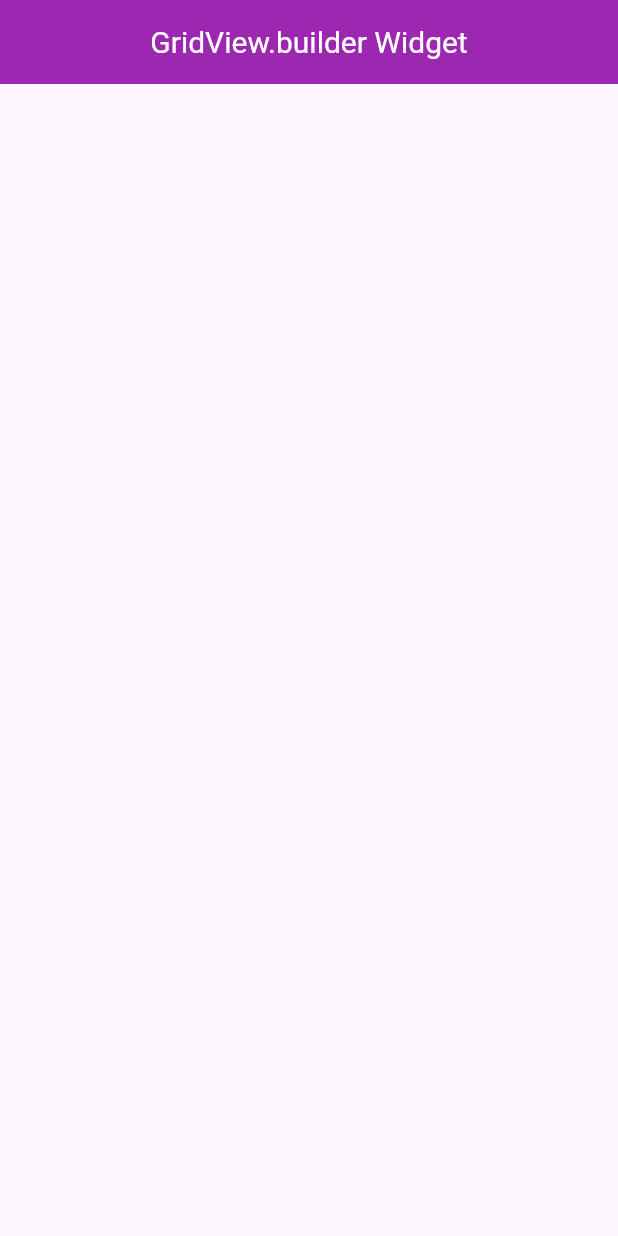
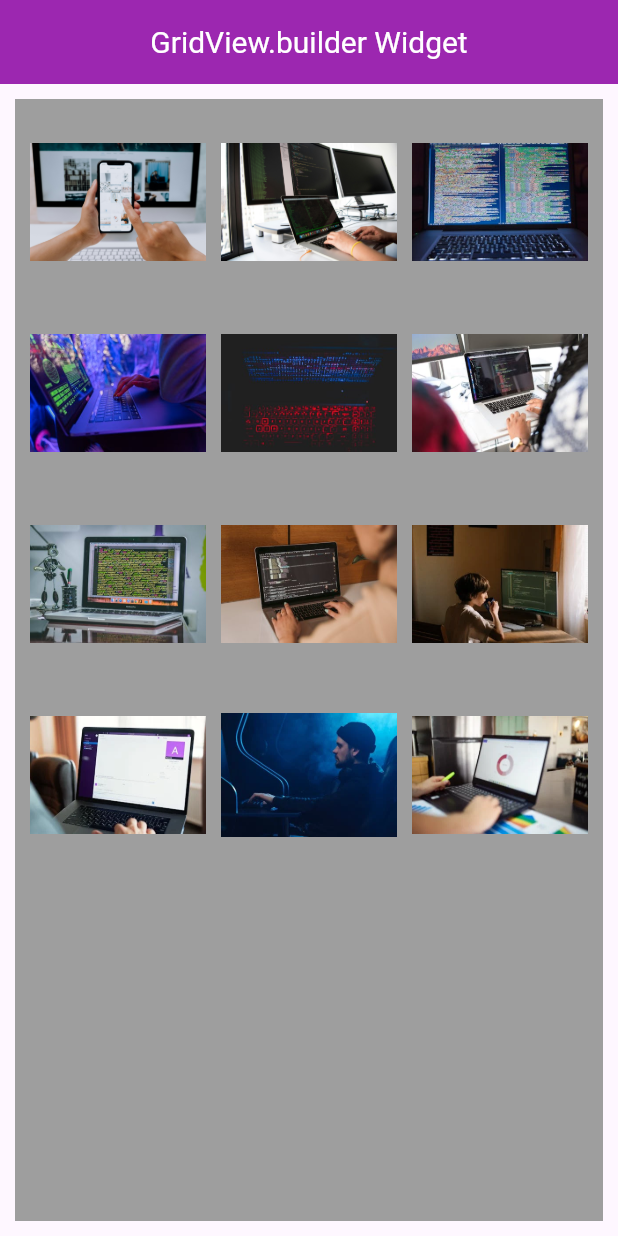
Before and after one commit to Majok-Bol/grid_view_builder, a Flutter app: the screen it shows after launch, on a phone screen of 412 x 824 dp. Run offline on Flutter 3.47's test engine with Material 3 defaults, Android fonts, the light colour scheme and no system bars.

Commit message:
changed gridaxis count to 3

```diff
--- a/lib/main.dart
+++ b/lib/main.dart
@@ -3,12 +3,41 @@ void main(){
   runApp(MyApp());
 }
 class MyApp extends StatelessWidget{
+  final List<String>ImagePath=[
+    "assets/images/p1.jpg",
+    "assets/images/p2.jpg",
+    "assets/images/p3.jpeg",
+        "assets/images/p4.jpeg",
+        "assets/images/p5.jpeg",
+        "assets/images/p6.jpeg",
+        "assets/images/p7.jpeg",
+        "assets/images/p8.jpeg",
+        "assets/images/profile1.webp",
+        "assets/images/profile2.webp",
+         "assets/images/profile3.webp",
+        "assets/images/profile4.webp"
+  ];
   @override
   Widget build(BuildContext context){
     return MaterialApp(
       debugShowCheckedModeBanner: false,
       home: Scaffold(
         appBar: AppBar(title: Text('GridView.builder Widget',style: TextStyle(color: Colors.white,fontSize: 20),),centerTitle:true ,backgroundColor: Colors.purple,),
+        body: Container(
+          margin: EdgeInsets.all(10),
+          padding: EdgeInsets.all(10),
+          color:Colors.grey,
+         child:Expanded(child: GridView.builder(gridDelegate:SliverGridDelegateWithFixedCrossAxisCount(crossAxisCount: 3,
+
+           crossAxisSpacing: 10,
+           mainAxisSpacing: 10,
+         ),
+             itemCount: ImagePath.length,
+             itemBuilder: (context,index){
+           return Image.asset(ImagePath[index]);
+         })
+         ),
+        ),
       ),
     );
   }
```
Also changed, not shown: pubspec.yaml (+13 -3 lines), assets/images/p1.jpg (added), assets/images/p2.jpg (added), assets/images/p3.jpeg (added), assets/images/p4.jpeg (added), assets/images/p5.jpeg (added), assets/images/p6.jpeg (added), assets/images/p7.jpeg (added), assets/images/p8.jpeg (added), assets/images/profile1.webp (added), assets/images/profile2.webp (added), assets/images/profile3.webp (added), assets/images/profile4.webp (added).
